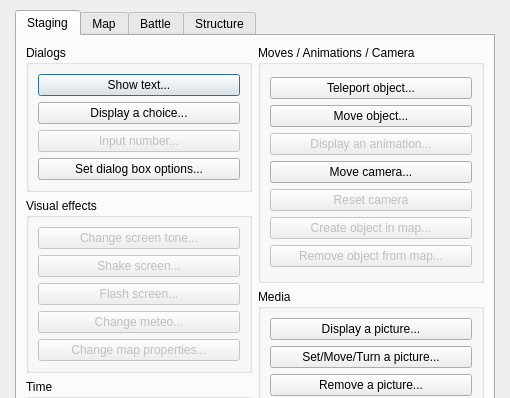
This is Editor/Dialogs/dialogcommands.ui in RPG-Paper-Maker/RPG-Paper-Maker as Qt 5 draws it before an edit; both pictures show x 0 to 510 and y 0 to 398 of the 510 by 600 pixel window. The edited form follows.
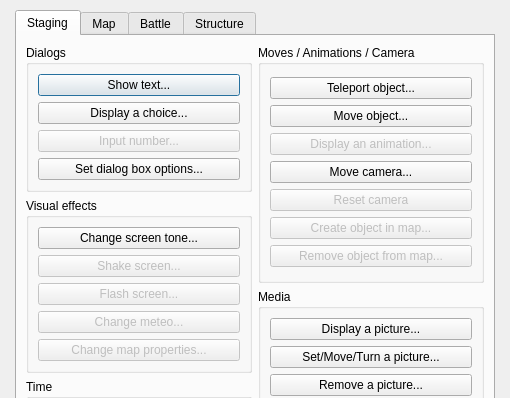
This is the edited form.

Patch:
```diff
--- a/Editor/Dialogs/dialogcommands.ui
+++ b/Editor/Dialogs/dialogcommands.ui
@@ -179,7 +179,7 @@
               <item>
                <widget class="QPushButton" name="pushButtonChangeScreenTone">
                 <property name="enabled">
-                 <bool>false</bool>
+                 <bool>true</bool>
                 </property>
                 <property name="text">
                  <string>Change screen tone...</string>
```
